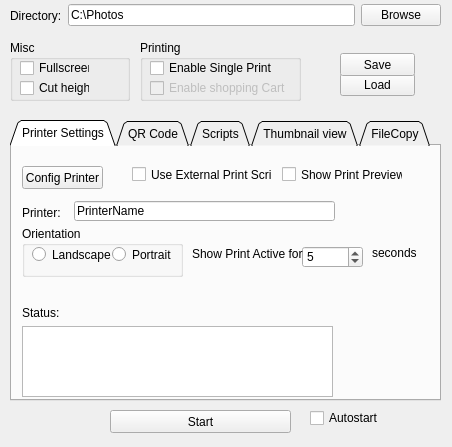
Above: config.ui from BrainHunter/PhotoPrint before the change. Below: the same form after it.
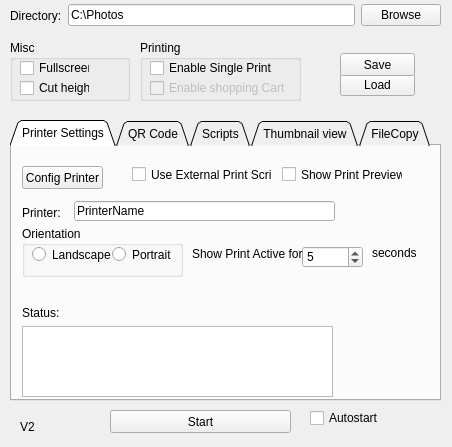
That is the form after the change.

Commit message: fixed not getting new images when a network drive is disconnected. now it is retried every 10sec

Patch:
```diff
--- a/config.ui
+++ b/config.ui
@@ -989,6 +989,19 @@
     </item>
    </layout>
   </widget>
+  <widget class="QLabel" name="label_18">
+   <property name="geometry">
+    <rect>
+     <x>20</x>
+     <y>420</y>
+     <width>47</width>
+     <height>13</height>
+    </rect>
+   </property>
+   <property name="text">
+    <string>V2</string>
+   </property>
+  </widget>
  </widget>
  <resources/>
  <connections/>
```
The commit also changes 2 other files.
